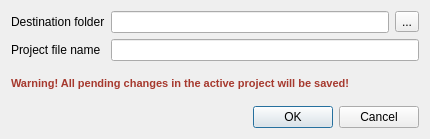
Above: src/ugeneui/src/project_support/ui/ExportProjectDialog.ui from violethaze74/ugene before the change. Below: the same form after it.
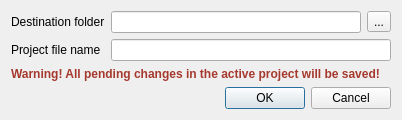
That is the form after the change.

Commit message: UGENE-4940 fix: "Export project" dialog layout is incorrect on Mac OS X

What changed in the file:
```diff
--- a/src/ugeneui/src/project_support/ui/ExportProjectDialog.ui
+++ b/src/ugeneui/src/project_support/ui/ExportProjectDialog.ui
@@ -6,17 +6,29 @@
    <rect>
     <x>0</x>
     <y>0</y>
-    <width>430</width>
-    <height>139</height>
+    <width>416</width>
+    <height>114</height>
    </rect>
   </property>
+  <property name="sizePolicy">
+   <sizepolicy hsizetype="Preferred" vsizetype="Fixed">
+    <horstretch>0</horstretch>
+    <verstretch>0</verstretch>
+   </sizepolicy>
+  </property>
   <property name="windowTitle">
    <string>Export Project</string>
   </property>
+  <property name="sizeGripEnabled">
+   <bool>false</bool>
+  </property>
   <property name="modal">
    <bool>true</bool>
   </property>
   <layout class="QGridLayout" name="gridLayout_2">
+   <property name="sizeConstraint">
+    <enum>QLayout::SetFixedSize</enum>
+   </property>
    <item row="1" column="0">
     <widget class="QLabel" name="warningLabel">
      <property name="sizePolicy">
@@ -29,8 +41,8 @@
       <string>&lt;!DOCTYPE HTML PUBLIC &quot;-//W3C//DTD HTML 4.0//EN&quot; &quot;http://www.w3.org/TR/REC-html40/strict.dtd&quot;&gt;
 &lt;html&gt;&lt;head&gt;&lt;meta name=&quot;qrichtext&quot; content=&quot;1&quot; /&gt;&lt;style type=&quot;text/css&quot;&gt;
 p, li { white-space: pre-wrap; }
-&lt;/style&gt;&lt;/head&gt;&lt;body style=&quot; font-family:'MS Shell Dlg 2'; font-size:8.25pt; font-weight:400; font-style:normal;&quot;&gt;
-&lt;p style=&quot; margin-top:0px; margin-bottom:0px; margin-left:0px; margin-right:0px; -qt-block-indent:0; text-indent:0px;&quot;&gt;&lt;span style=&quot; font-size:8pt; font-weight:600; color:#a6392e;&quot;&gt;Warning! All pending changes in the active project will be saved!&lt;/span&gt;&lt;/p&gt;&lt;/body&gt;&lt;/html&gt;</string>
+&lt;/style&gt;&lt;/head&gt;&lt;body style=&quot; font-weight:400; font-style:normal;&quot;&gt;
+&lt;p style=&quot; margin-top:0px; margin-bottom:0px; margin-left:0px; margin-right:0px; -qt-block-indent:0; text-indent:0px;&quot;&gt;&lt;span style=&quot; font-weight:600; color:#a6392e;&quot;&gt;Warning! All pending changes in the active project will be saved!&lt;/span&gt;&lt;/p&gt;&lt;/body&gt;&lt;/html&gt;</string>
      </property>
     </widget>
    </item>
@@ -44,7 +56,14 @@
       </widget>
      </item>
      <item row="0" column="1">
-      <widget class="QLineEdit" name="exportFolderEdit"/>
+      <widget class="QLineEdit" name="exportFolderEdit">
+       <property name="minimumSize">
+        <size>
+         <width>250</width>
+         <height>0</height>
+        </size>
+       </property>
+      </widget>
      </item>
      <item row="0" column="2">
       <widget class="QToolButton" name="browseButton">
@@ -61,7 +80,14 @@
       </widget>
      </item>
      <item row="1" column="1" colspan="2">
-      <widget class="QLineEdit" name="projectFileEdit"/>
+      <widget class="QLineEdit" name="projectFileEdit">
+       <property name="minimumSize">
+        <size>
+         <width>250</width>
+         <height>0</height>
+        </size>
+       </property>
+      </widget>
      </item>
     </layout>
    </item>
```
The commit also changes 1 other file.
